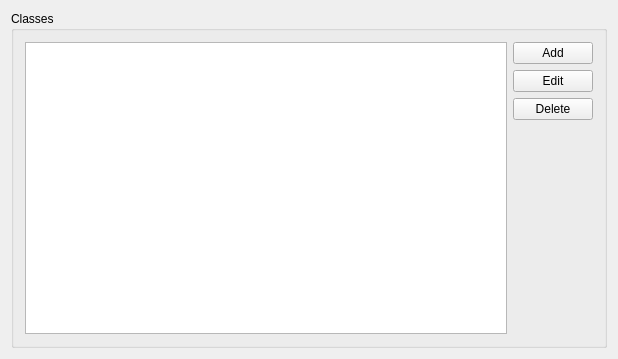
Qt form Orar/OrarApp/ClassesView.ui (alexandrutm/UnivTimetable) before a commit.
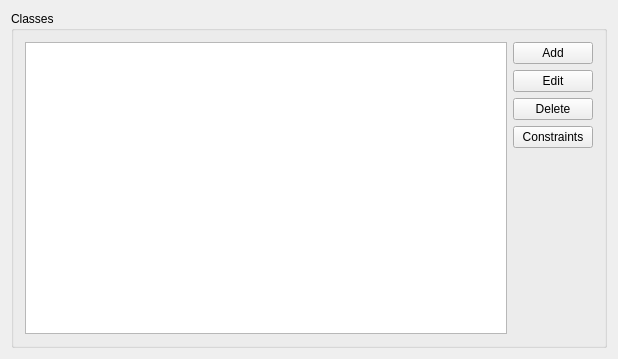
The same form after that commit.

```diff
--- a/Orar/OrarApp/ClassesView.ui
+++ b/Orar/OrarApp/ClassesView.ui
@@ -50,6 +50,13 @@
               </property>
              </widget>
             </item>
+            <item>
+             <widget class="QPushButton" name="Constraints">
+              <property name="text">
+               <string>Constraints</string>
+              </property>
+             </widget>
+            </item>
            </layout>
           </item>
           <item>
```
Left out of the diff: 6 changed lines with no effect on the pictures.
